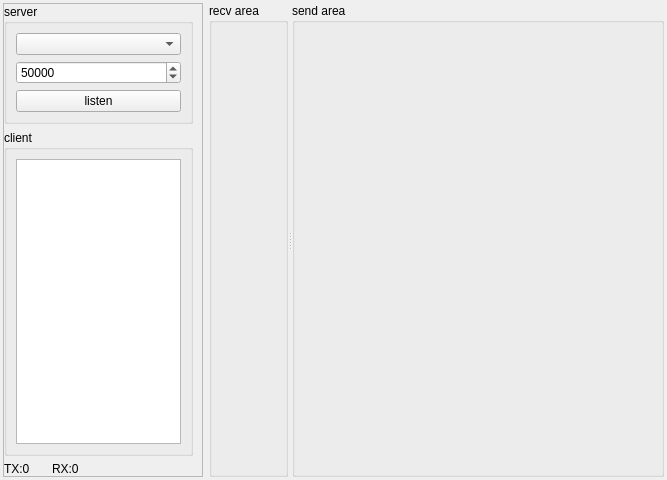
Old version of the form CommunicationAssistant/tcpserverwindow.ui in the repository fuxiruo/fuxiruo-and-Qt.
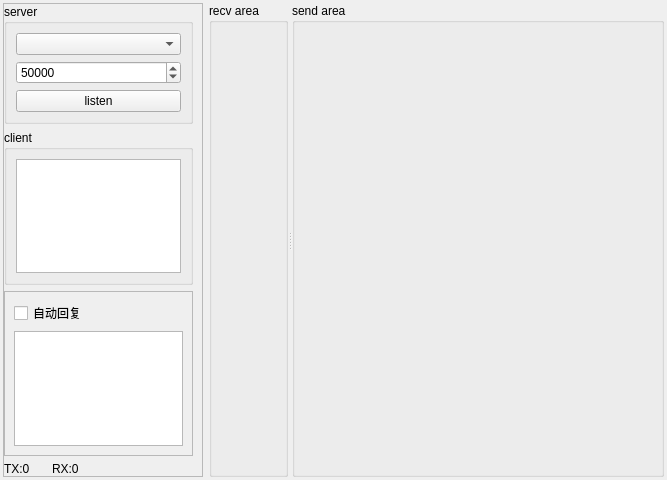
New version of the form. Custom widgets are drawn as their Qt base class.

The edit to the form file:
```diff
--- a/CommunicationAssistant/tcpserverwindow.ui
+++ b/CommunicationAssistant/tcpserverwindow.ui
@@ -114,6 +114,28 @@
         </layout>
        </widget>
       </item>
+      <item>
+       <widget class="QFrame" name="frame_auto_reply">
+        <property name="frameShape">
+         <enum>QFrame::StyledPanel</enum>
+        </property>
+        <property name="frameShadow">
+         <enum>QFrame::Raised</enum>
+        </property>
+        <layout class="QVBoxLayout" name="verticalLayout_4">
+         <item>
+          <widget class="QCheckBox" name="checkBox_auto_reply">
+           <property name="text">
+            <string>自动回复</string>
+           </property>
+          </widget>
+         </item>
+         <item>
+          <widget class="QTextEdit" name="textEdit_auto_reply"/>
+         </item>
+        </layout>
+       </widget>
+      </item>
       <item>
        <widget class="QLabel" name="label_count">
         <property name="text">
```
